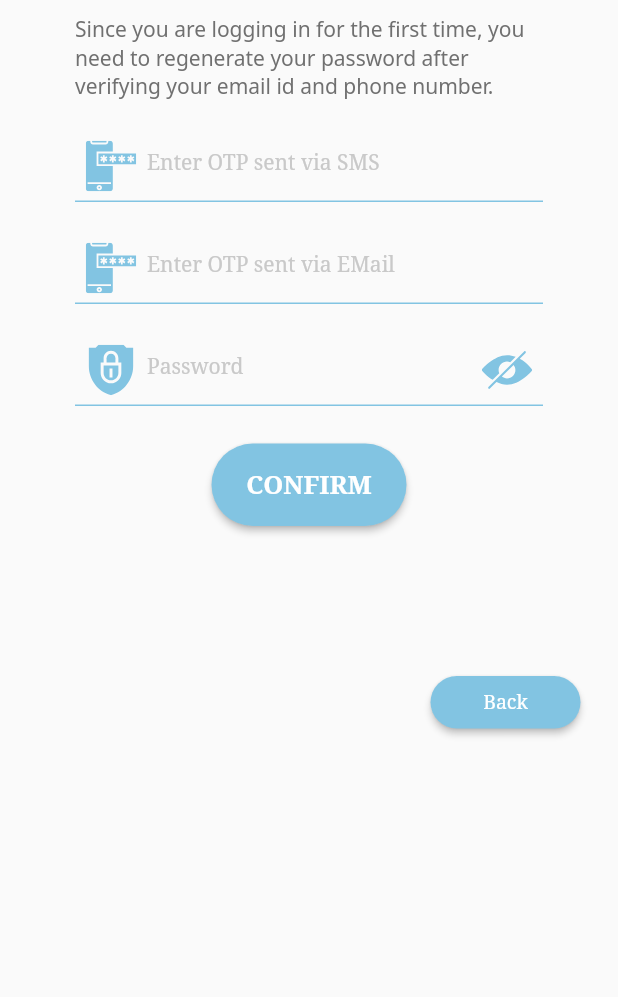
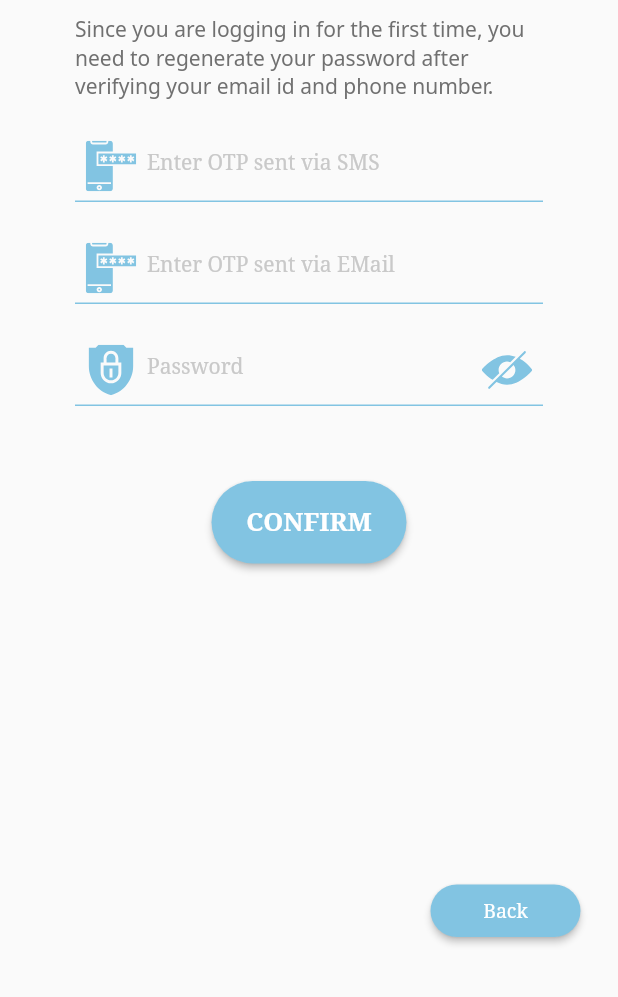
Before and after one commit to suvro467/auto_pilot, a Flutter app: the FirstTimeLoginScreen screen opened directly, on a phone screen of 412 x 824 dp, the part 239-1236 px from its top. Run offline on Flutter 3.47's test engine with Material 2 defaults, Android fonts, the phone set to English and light mode, and no system bars; our stand-ins replace another_flushbar, flutter_svg, google_fonts, hexcolor, pie_chart; project files that could hold a hidden picture were left out.

Commit message:
Update first_time_login_screen.dart

```diff
--- a/lib/screens/login_signup_screens/first_time_login_screen.dart
+++ b/lib/screens/login_signup_screens/first_time_login_screen.dart
@@ -105,12 +105,12 @@ class _FirstTimeLoginScreenState extends State<FirstTimeLoginScreen> {
       },
       child: Scaffold(
         body: SafeArea(
-          child: SingleChildScrollView(
           child: Container(
             margin: EdgeInsets.only(top: 20),
             width: MediaQuery.of(context).size.width,
             child: Column(
               mainAxisAlignment: MainAxisAlignment.start,
+              mainAxisSize: MainAxisSize.min,
               children: <Widget>[
                 Container(
                   height: 75.0,
@@ -380,7 +380,7 @@ class _FirstTimeLoginScreenState extends State<FirstTimeLoginScreen> {
                       : Container()
                 ]),
                 Padding(
-                    padding: EdgeInsets.all(25),
+                  padding: EdgeInsets.only(top: 50),
                   child: ConstrainedBox(
                     constraints:
                         BoxConstraints.tightFor(width: 130, height: 55),
@@ -425,8 +425,7 @@ class _FirstTimeLoginScreenState extends State<FirstTimeLoginScreen> {
                             Globals.userLastName = 'Dutta';
                             Globals.designation = 'Managing Director';
 
-                              await Future.delayed(new Duration(seconds: 3),
-                                  () {
+                            await Future.delayed(new Duration(seconds: 3), () {
                               Navigator.pop(context); //pop dialog
                             }).then((value) {
                               // After successfull login, navigate to the home screen
@@ -489,8 +488,11 @@ class _FirstTimeLoginScreenState extends State<FirstTimeLoginScreen> {
                         )),
                   ),
                 ),
-                  Padding(
-                    padding: EdgeInsets.fromLTRB(0, 75, 25, 0),
+                Expanded(
+                  child: Align(
+                    alignment: Alignment.bottomCenter,
+                    child: Padding(
+                      padding: EdgeInsets.fromLTRB(0, 0, 25, 40),
                       child: Row(
                         mainAxisAlignment: MainAxisAlignment.end,
                         children: [
@@ -553,9 +555,7 @@ class _FirstTimeLoginScreenState extends State<FirstTimeLoginScreen> {
                                   color: Colors.white,
                                   fontWeight: FontWeight.normal,
                                 ),
-                              )),
                               ),
-                      ],
                             ),
                           ),
                         ],
@@ -563,6 +563,10 @@ class _FirstTimeLoginScreenState extends State<FirstTimeLoginScreen> {
                     ),
                   ),
                 ),
+              ],
+            ),
+          ),
+        ),
       ),
     );
   }
```
Lines whose indentation alone changed are shown as unchanged.
